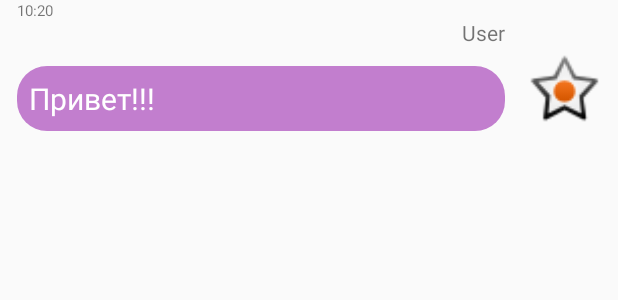
After one commit to neeromeero/voice-assistant, an Android app: the layout user_message.xml on its own in the app's theme, with its tools: preview values and no code run, on a phone screen of 412 x 824 dp. The commit adds this screen. Shown: the top 300 px of the screen. Run offline under Robolectric (Android 15) with nearby library versions, the phone set to English and light mode, and no system bars.

Commit message:
немного интерфейса

```diff
--- /dev/null
+++ b/app/src/main/res/drawable-v24/purple_bubble.xml
@@ -0,0 +1,10 @@
+<?xml version="1.0" encoding="utf-8"?>
+<shape xmlns:android="http://schemas.android.com/apk/res/android"
+    android:layout_width="match_parent"
+    android:layout_height="match_parent"
+    android:shape="rectangle">
+
+    <solid android:color="#949C27B0"></solid>
+    <corners android:radius="20dp"></corners>
+
+</shape>
--- /dev/null
+++ b/app/src/main/res/layout/user_message.xml
@@ -0,0 +1,51 @@
+<?xml version="1.0" encoding="utf-8"?>
+<android.support.constraint.ConstraintLayout xmlns:android="http://schemas.android.com/apk/res/android"
+    xmlns:app="http://schemas.android.com/apk/res-auto"
+    xmlns:tools="http://schemas.android.com/tools"
+    android:layout_width="match_parent"
+    android:layout_height="wrap_content">
+
+    <ImageView
+        android:id="@+id/imageView"
+        android:layout_width="55dp"
+        android:layout_height="55dp"
+        android:layout_marginTop="32dp"
+        android:layout_marginEnd="8dp"
+        app:layout_constraintEnd_toEndOf="parent"
+        app:layout_constraintTop_toTopOf="parent"
+        app:srcCompat="@android:drawable/star_on" />
+
+    <TextView
+        android:id="@+id/messageText"
+        android:layout_width="325dp"
+        android:layout_height="wrap_content"
+        android:layout_marginTop="44dp"
+        android:layout_marginEnd="12dp"
+        android:background="@drawable/purple_bubble"
+        android:maxWidth="300dp"
+        android:padding="8dp"
+        android:text="Привет!!! "
+        android:textColor="@color/colorAccent"
+        android:textSize="20sp"
+        app:layout_constraintEnd_toStartOf="@+id/imageView"
+        app:layout_constraintTop_toTopOf="parent" />
+
+    <TextView
+        android:id="@+id/textView2"
+        android:layout_width="wrap_content"
+        android:layout_height="wrap_content"
+        android:layout_marginTop="12dp"
+        android:text="User"
+        app:layout_constraintEnd_toEndOf="@+id/messageText"
+        app:layout_constraintTop_toTopOf="parent" />
+
+    <TextView
+        android:id="@+id/messageTime"
+        android:layout_width="29dp"
+        android:layout_height="15dp"
+        android:text="10:20"
+        android:textSize="10sp"
+        app:layout_constraintStart_toStartOf="@+id/messageText"
+        tools:layout_editor_absoluteY="87dp" />
+
+</android.support.constraint.ConstraintLayout>
--- a/app/src/main/res/values/colors.xml
+++ b/app/src/main/res/values/colors.xml
@@ -2,5 +2,5 @@
 <resources>
     <color name="colorPrimary">#008577</color>
     <color name="colorPrimaryDark">#00574B</color>
-    <color name="colorAccent">#D81B60</color>
+    <color name="colorAccent">#FFFFFF</color>
 </resources>
```
Also changed, not shown: app/src/main/res/drawable-v24/orange_bubble.xml (added, +10 -0 lines), app/src/main/res/layout/assistant_message.xml (added, +51 -0 lines).
